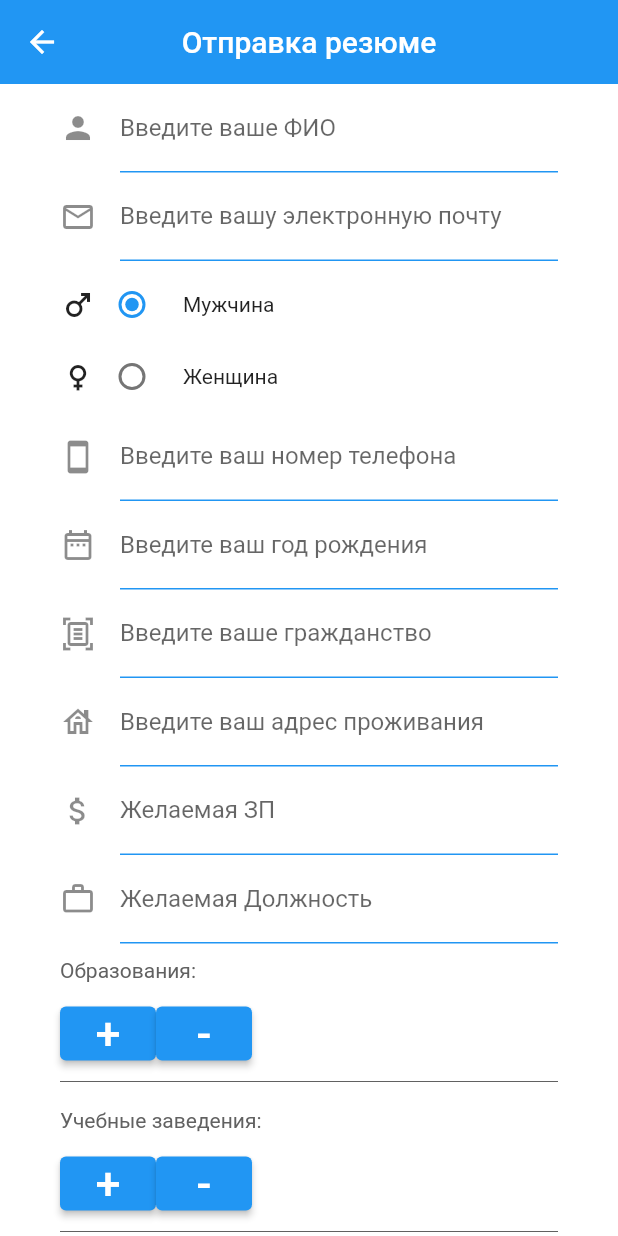
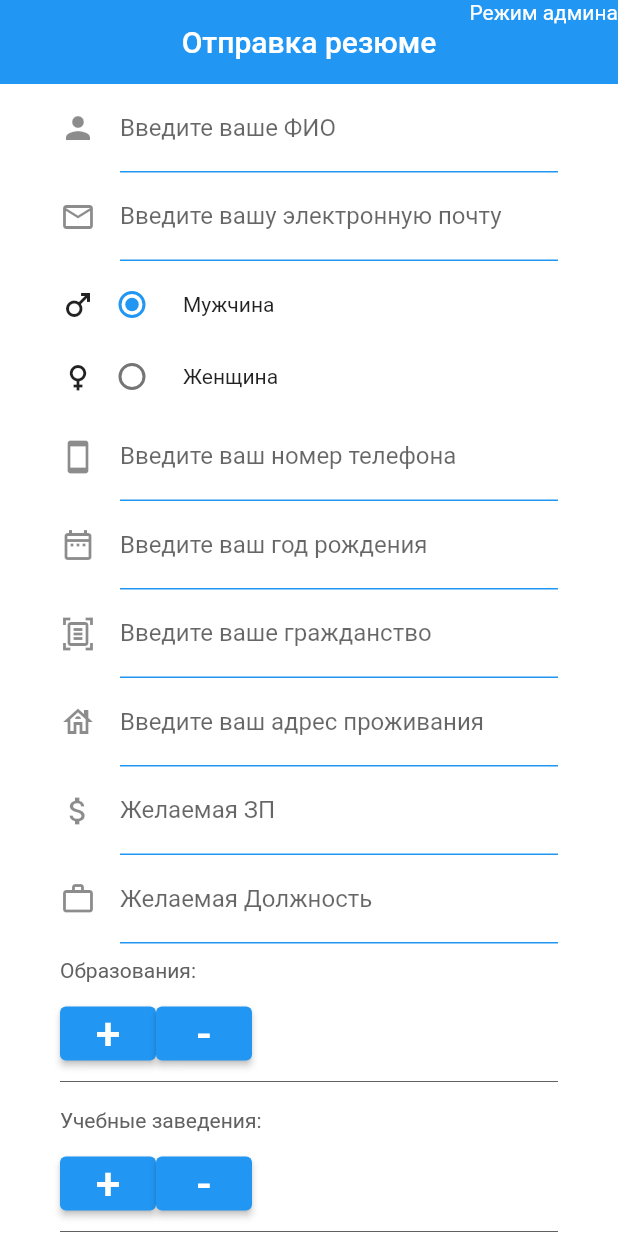
Before and after one commit to chillit/jobtake, a Flutter app: the resume screen opened directly, on a phone screen of 412 x 824 dp. Run offline on Flutter 3.47's test engine with Material 2 defaults, Android fonts, the phone set to English and light mode, and no system bars; our stand-ins replace cloud_firestore, firebase_core; accounts and stored records are empty.

Commit message:
Mergnul tochno

```diff
--- a/lib/main.dart
+++ b/lib/main.dart
@@ -1,6 +1,7 @@
 import 'package:cloud_firestore/cloud_firestore.dart';
 import 'package:flutter/material.dart';
 import 'package:firebase_core/firebase_core.dart';
+import 'package:jobtake/resume.dart';
 import 'package:jobtake/userPage.dart';
 
 void main() async {
@@ -25,7 +26,7 @@ class MyApp extends StatelessWidget {
   // This widget is the root of your application.
   @override
   Widget build(BuildContext context) {
-    return MyHomePage();
+    return resume();
   }
 }
 
--- a/lib/resume.dart
+++ b/lib/resume.dart
@@ -1,6 +1,7 @@
 import 'package:cloud_firestore/cloud_firestore.dart';
 import 'package:flutter/material.dart';
 import 'package:intl/intl.dart';
+import 'package:jobtake/main.dart';
 
 class resume extends StatefulWidget {
   @override
@@ -50,6 +51,14 @@ class _HomeState extends State<resume> {
           centerTitle: true,
           backgroundColor: Colors.blue,
           elevation: 0,
+          actions: [
+            GestureDetector(
+              child: Text('Режим админа'),
+              onTap: (){
+                Navigator.of(context).pushAndRemoveUntil(MaterialPageRoute(builder: (context) => MyHomePage()), (route) => true);
+              },
+            )
+          ],
         ),
         backgroundColor: Color(0xFFffffff),
         body: SingleChildScrollView(
```
